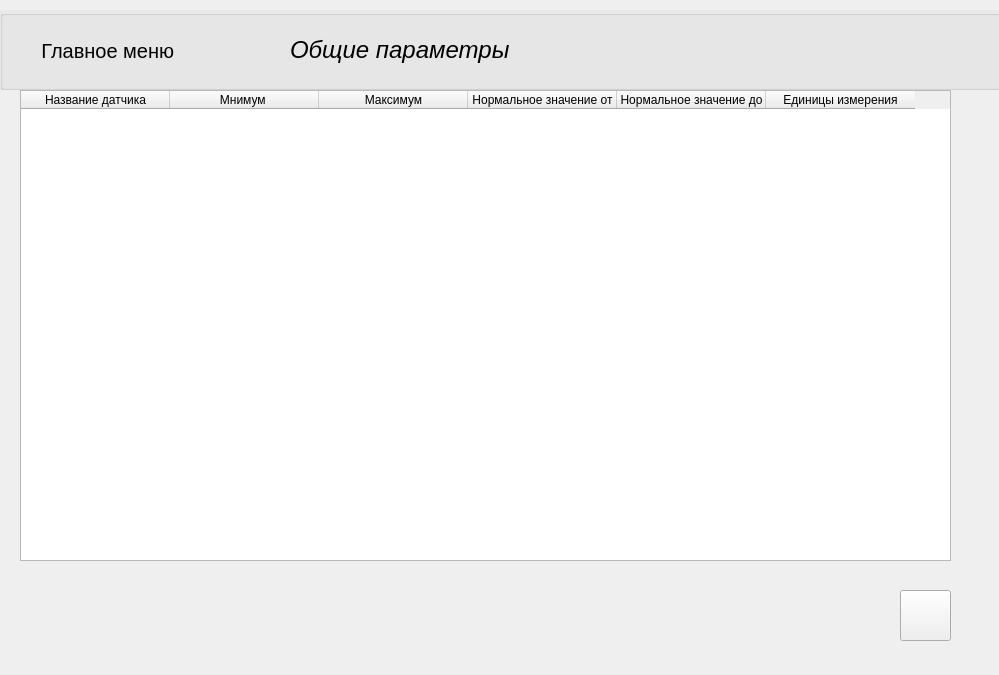
Above: resources/view/ifc/toolbar/global parameter.ui from ilyababich21/NIva1 before the change. Below: the same form after it.
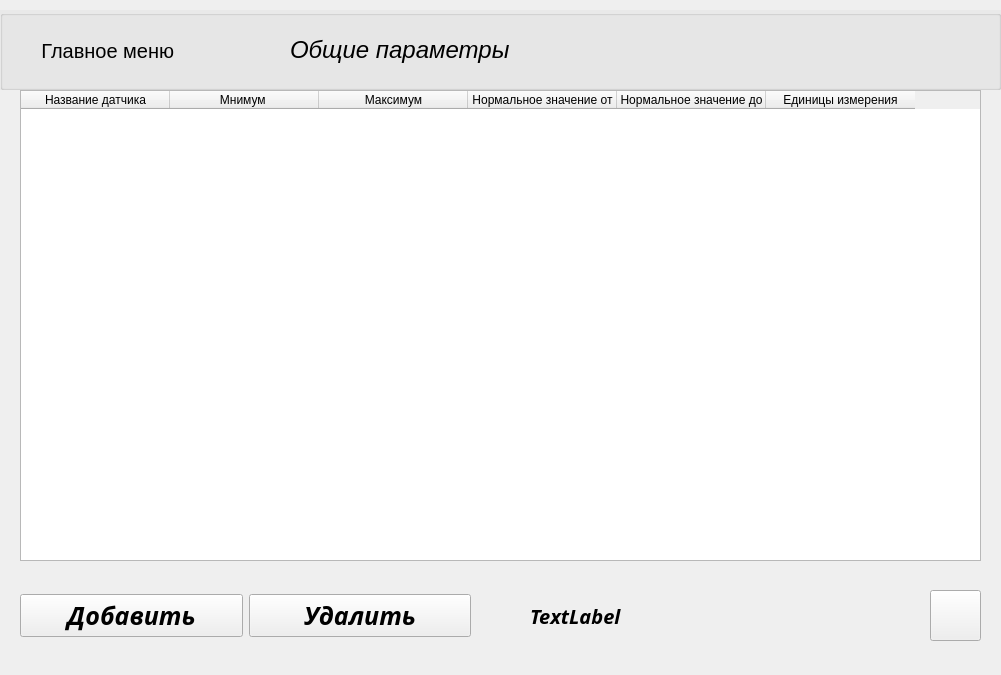
That is the form after the change. Icons and pictures are not drawn.

```diff
--- a/resources/view/ifc/toolbar/global parameter.ui
+++ b/resources/view/ifc/toolbar/global parameter.ui
@@ -6,7 +6,7 @@
    <rect>
     <x>0</x>
     <y>0</y>
-    <width>999</width>
+    <width>1001</width>
     <height>675</height>
    </rect>
   </property>
@@ -23,7 +23,7 @@
      <rect>
       <x>20</x>
       <y>90</y>
-      <width>931</width>
+      <width>961</width>
       <height>471</height>
      </rect>
     </property>
@@ -82,7 +82,7 @@
    <widget class="QPushButton" name="save_pushButton">
     <property name="geometry">
      <rect>
-      <x>900</x>
+      <x>930</x>
       <y>590</y>
       <width>51</width>
       <height>51</height>
@@ -164,6 +164,76 @@
      </property>
     </widget>
    </widget>
+   <widget class="QLabel" name="label_2">
+    <property name="geometry">
+     <rect>
+      <x>530</x>
+      <y>595</y>
+      <width>371</width>
+      <height>41</height>
+     </rect>
+    </property>
+    <property name="font">
+     <font>
+      <family>Cascadia Code SemiBold</family>
+      <pointsize>15</pointsize>
+      <weight>75</weight>
+      <italic>true</italic>
+      <bold>true</bold>
+     </font>
+    </property>
+    <property name="text">
+     <string>TextLabel</string>
+    </property>
+   </widget>
+   <widget class="QWidget" name="">
+    <property name="geometry">
+     <rect>
+      <x>20</x>
+      <y>580</y>
+      <width>451</width>
+      <height>71</height>
+     </rect>
+    </property>
+    <layout class="QHBoxLayout" name="horizontalLayout">
+     <item>
+      <widget class="QPushButton" name="add_button">
+       <property name="font">
+        <font>
+         <family>Cascadia Code SemiBold</family>
+         <pointsize>19</pointsize>
+         <weight>75</weight>
+         <italic>true</italic>
+         <bold>true</bold>
+         <underline>false</underline>
+         <strikeout>false</strikeout>
+        </font>
+       </property>
+       <property name="text">
+        <string>Добавить</string>
+       </property>
+      </widget>
+     </item>
+     <item>
+      <widget class="QPushButton" name="del_button">
+       <property name="font">
+        <font>
+         <family>Cascadia Code SemiBold</family>
+         <pointsize>19</pointsize>
+         <weight>75</weight>
+         <italic>true</italic>
+         <bold>true</bold>
+         <underline>false</underline>
+         <strikeout>false</strikeout>
+        </font>
+       </property>
+       <property name="text">
+        <string>Удалить</string>
+       </property>
+      </widget>
+     </item>
+    </layout>
+   </widget>
   </widget>
  </widget>
  <resources/>
```
